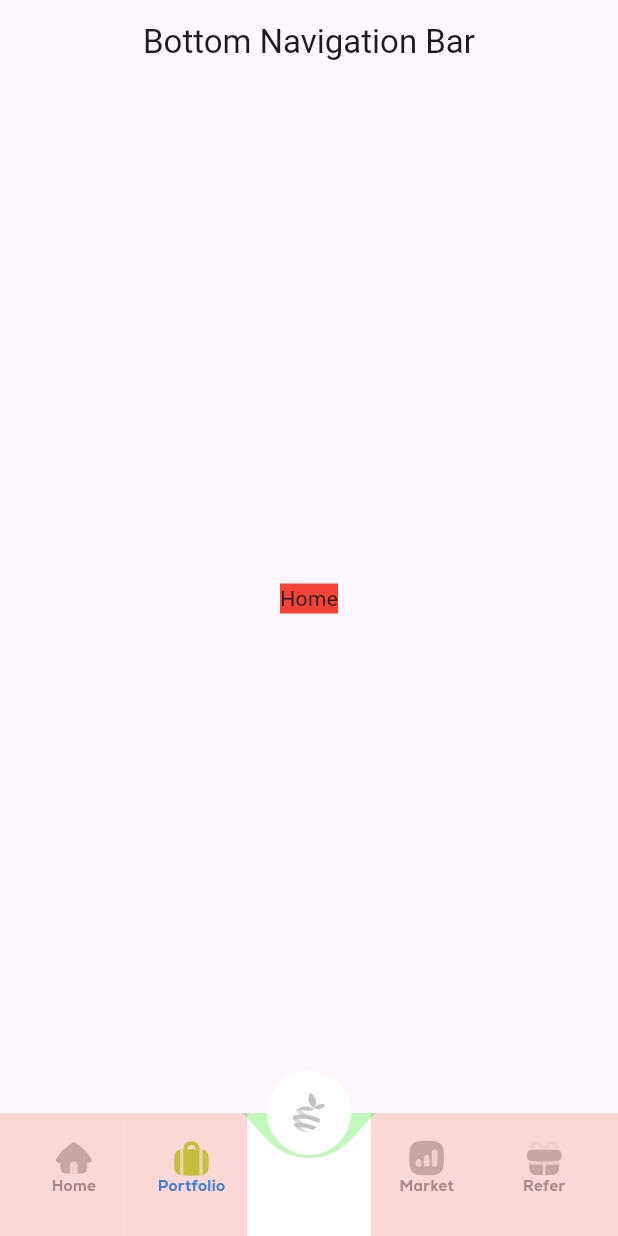
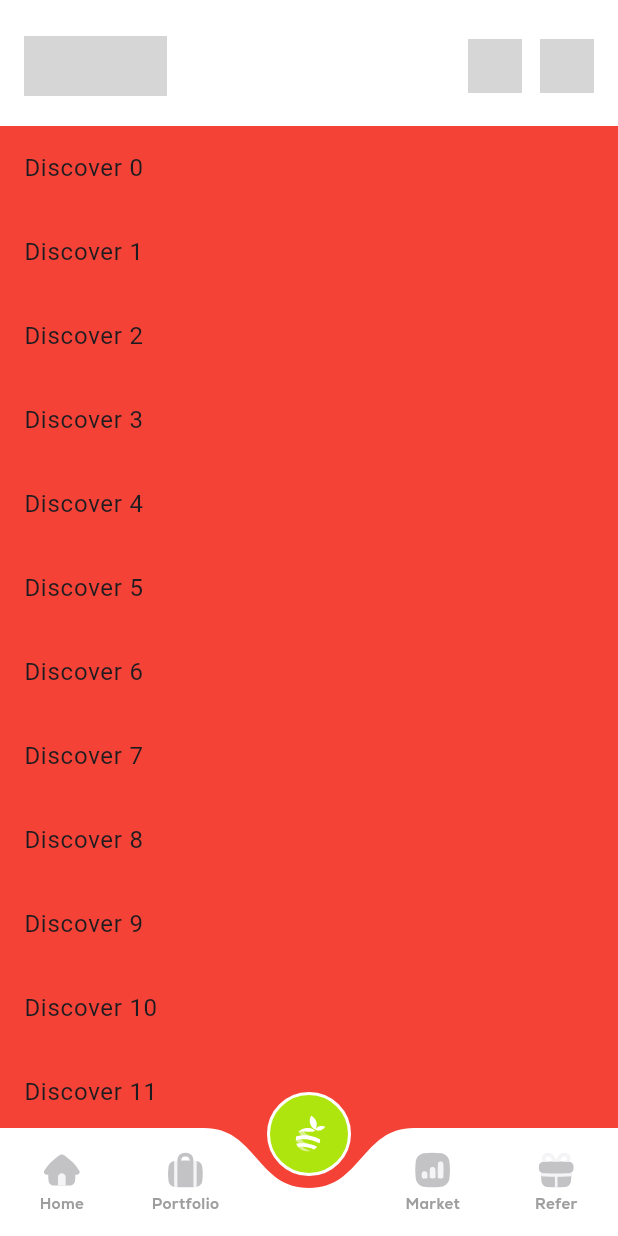
Before and after one commit to jaskaranpr/flutter-st, a Flutter app: the screen it shows after launch, swiped to page 3, on a phone screen of 412 x 824 dp. Run offline on Flutter 3.47's test engine with Material 3 defaults, Android fonts, the phone set to English and light mode, and no system bars; our stand-ins replace flutter_svg, lottie; generated files the repository leaves out were written again; network calls fail; grey boxes are pictures that could not be loaded.

Commit message:
fix: dashboard

```diff
--- a/lib/src/app.dart
+++ b/lib/src/app.dart
@@ -74,7 +74,7 @@ class MyApp extends StatelessWidget {
                     return const SampleItemDetailsView();
                   case SampleItemListView.routeName:
                   default:
-                    return const Dashboard();
+                    return const SafeArea(child: Dashboard());
                 }
               },
             );
--- /dev/null
+++ b/lib/src/components/header/header.dart
@@ -0,0 +1,46 @@
+import 'package:flutter/material.dart';
+
+class Header extends StatelessWidget {
+  final dynamic page;
+  const Header({super.key, this.page});
+
+  @override
+  Widget build(BuildContext context) {
+    return Container(
+      color: Colors.white,
+      padding: EdgeInsets.only(top: 24, left: 16, right: 16, bottom: 20),
+      child: Row(
+        mainAxisAlignment: MainAxisAlignment.spaceBetween,
+        crossAxisAlignment: CrossAxisAlignment.center,
+        children: [
+          Image.network(
+            'https://files.coinswitch.co/genesis-static-assets/assets/lemonn_light.png',
+            // 'https://picsum.photos/250?image=7',
+            width: 95,
+            height: 40,
+            fit: BoxFit.cover,
+          ),
+          Row(
+            children: [
+              Image.network(
+                'https://files.coinswitch.co/genesis-static-assets/assets/header_search_light.png',
+                // 'https://picsum.photos/250?image=8',
+                width: 36,
+                height: 36,
+                fit: BoxFit.cover,
+              ),
+              SizedBox(width: 12),
+              Image.network(
+                'https://files.coinswitch.co/genesis-static-assets/icons/general/png/smile_blue.png',
+                // 'https://picsum.photos/250?image=9',
+                width: 36,
+                height: 36,
+                fit: BoxFit.cover,
+              )
+            ],
+          ),
+        ],
+      ),
+    );
+  }
+}
--- a/lib/src/containers/dashboard.dart
+++ b/lib/src/containers/dashboard.dart
@@ -1,5 +1,10 @@
 import 'package:flutter/material.dart';
 import 'package:flutter/services.dart';
+import 'package:flutter_personal/src/containers/discover/discover.dart';
+import 'package:flutter_personal/src/containers/home/home.dart';
+import 'package:flutter_personal/src/containers/market/market.dart';
+import 'package:flutter_personal/src/containers/portfolio/portfolio.dart';
+import 'package:flutter_personal/src/containers/refer/refer.dart';
 import 'package:flutter_svg/svg.dart';
 import 'package:lottie/lottie.dart';
 
@@ -14,27 +19,88 @@ class _DashboardState extends State<Dashboard> {
   final PageController pageController = PageController(initialPage: 0);
   int _selectedIndex = 0;
 
+  final List<Map<String, String>> navigationItems = [
+    {
+      'label': 'Home',
+      'inActiveIcon': 'assets/svg/lemonn-home.svg',
+      'activeIcon': 'assets/lottie/Dark_Home.json',
+    },
+    {
+      'label': 'Portfolio',
+      'inActiveIcon': 'assets/svg/lemonn-portfolio.svg',
+      'activeIcon': 'assets/lottie/Dark_Portfolio.json',
+    },
+    {
+      'label': '',
+      'inActiveIcon': 'assets/svg/lemonn-discover.svg',
+      'activeIcon': 'assets/lottie/Dark_Discover.json',
+    },
+    {
+      'label': 'Market',
+      'inActiveIcon': 'assets/svg/lemonn-market.svg',
+      'activeIcon': 'assets/lottie/Dark_Market.json',
+    },
+    {
+      'label': 'Refer',
+      'inActiveIcon': 'assets/svg/lemonn-refer.svg',
+      'activeIcon': 'assets/lottie/Dark_Refer.json',
+    },
+  ];
+
+  List<Expanded> _buildBottomNavigationBarItems() {
+    return List.generate(navigationItems.length, (index) {
+      var isActive = _selectedIndex == index;
+      var label = navigationItems[index]['label']!;
+      var activeIcon = navigationItems[index]['activeIcon']!;
+      var inActiveIcon = navigationItems[index]['inActiveIcon']!;
+      if (label == '') {
+        return Expanded(child: SizedBox.shrink());
+      }
+      return Expanded(
+        child: GestureDetector(
+            behavior: HitTestBehavior.translucent,
+            onTap: () => _onItemTapped(index),
+            child: Column(
+              children: [
+                isActive
+                    ? Lottie.asset(activeIcon,
+                        width: 24, height: 24, repeat: false, fit: BoxFit.cover)
+                    : SvgPicture.asset(
+                        inActiveIcon,
+                        width: 24,
+                        height: 24,
+                      ),
+                Padding(
+                    padding: EdgeInsets.only(top: 4),
+                    child: Text(label,
+                        style: TextStyle(
+                          fontFamily: 'Nexa',
+                          fontSize: 10,
+                          fontWeight: FontWeight.w800,
+                          height: 1.2,
+                          textBaseline: TextBaseline.alphabetic,
+                          decorationThickness: 1.0,
+                          color: isActive ? Colors.black : Colors.grey,
+                        )))
+              ],
+            )),
+      );
+    });
+  }
+
   void _onItemTapped(int index) {
     HapticFeedback.lightImpact();
-    setState(() {
-      _selectedIndex = index;
     pageController.jumpToPage(index);
-    });
   }
 
   @override
   Widget build(BuildContext context) {
     return Scaffold(
-      appBar: AppBar(
-        title: const Text('Bottom Navigation Bar'),
-        centerTitle: true,
-      ),
-      body: PageView(
+      body: Stack(
+        children: [
+          PageView(
             controller: pageController,
             onPageChanged: (index) {
-          if (index == 2) {
-            return;
-          }
               setState(() {
                 _selectedIndex = index;
               });
@@ -42,18 +108,25 @@ class _DashboardState extends State<Dashboard> {
             clipBehavior: Clip.antiAlias,
             children: const <Widget>[
               Home(),
-          Center(
-            child: Home(),
+              Portfolio(),
+              Discover(),
+              Market(),
+              Refer(),
+            ],
           ),
-          Center(
-            child: Home(),
+          Positioned(
+              width: MediaQuery.of(context).size.width,
+              bottom: 0,
+              left: 0,
+              child: ClipPath(
+                clipBehavior: Clip.antiAlias,
+                clipper: CenterClipper(),
+                child: Container(
+                  color: Colors.white,
+                  padding: const EdgeInsets.only(top: 16, bottom: 16),
+                  child: Row(children: _buildBottomNavigationBarItems()),
                 ),
-          Center(
-            child: Home(),
-          ),
-          Center(
-            child: Home(),
-          ),
+              ))
         ],
       ),
       floatingActionButton: GestureDetector(
@@ -61,11 +134,11 @@ class _DashboardState extends State<Dashboard> {
         child: Container(
           width: 56,
           height: 56,
+          margin: const EdgeInsets.only(bottom: 40),
           decoration: BoxDecoration(
             color: _selectedIndex == 2 ? Color(0xFFAFE50E) : Colors.white,
             border: Border.all(color: Colors.white, width: 2),
-            borderRadius: BorderRadius.circular(
-                28), // 100% border radius for circular shape
+            borderRadius: BorderRadius.circular(28),
           ),
           child: Center(
             child: _selectedIndex == 2
@@ -81,187 +154,6 @@ class _DashboardState extends State<Dashboard> {
         ),
       ),
       floatingActionButtonLocation: FloatingActionButtonLocation.centerDocked,
-      bottomNavigationBar: Stack(children: [
-        Positioned(
-          left: 0,
-          right: 0,
-          bottom: 0,
-          height: 92,
-          child: Container(
-            decoration: BoxDecoration(
-              boxShadow: [
-                BoxShadow(
-                  color: const Color.fromARGB(70, 32, 255, 3),
-                  spreadRadius: 10,
-                  blurRadius: 10,
-                  offset: Offset(0, 0), // changes position of shadow
-                ),
-              ],
-            ),
-            child: ClipPath(
-              clipBehavior: Clip.antiAlias,
-              clipper: CenterClipper(),
-              child: Container(
-                color: Colors.white,
-                child: Padding(
-                  padding: const EdgeInsets.all(10),
-                  child: BottomNavigationBar(
-                    type: BottomNavigationBarType.fixed,
-                    currentIndex: _selectedIndex,
-                    selectedItemColor: Colors.blue,
-                    unselectedItemColor: Colors.grey,
-                    backgroundColor: Colors.transparent,
-                    elevation: 0,
-                    selectedFontSize: 10,
-                    selectedLabelStyle: const TextStyle(
-                      fontFamily: 'Nexa',
-                      fontSize: 10,
-                      fontWeight: FontWeight.w800,
-                      height: 1.2,
-                      textBaseline: TextBaseline.alphabetic,
-                      decorationThickness: 1.0,
-                      decorationColor: Colors.blue,
-                    ),
-                    unselectedLabelStyle: const TextStyle(
-                      fontFamily: 'Nexa',
-                      fontSize: 10,
-                      fontWeight: FontWeight.w800,
-                      height: 1.2,
-                      textBaseline: TextBaseline.alphabetic,
-                      decorationThickness: 1.0,
-                      decorationColor: Colors.grey,
-                    ),
-                    items: [
-                      BottomNavigationBarItem(
-                        icon: _selectedIndex == 0
-                            ? Lottie.asset('assets/lottie/Dark_Home.json',
-                                width: 24,
-                                height: 24,
-                                repeat: false,
-                                fit: BoxFit.cover)
-                            : SvgPicture.asset(
-                                'assets/svg/lemonn-home.svg',
-                                width: 24,
-                                height: 24,
-                              ),
-                        label: 'Home',
-                      ),
-                      BottomNavigationBarItem(
-                        icon: _selectedIndex == 1
-                            ? Lottie.asset('assets/lottie/Dark_Portfolio.json',
-                                width: 24,
-                                height: 24,
-                                repeat: false,
-                                fit: BoxFit.cover)
-                            : SvgPicture.asset(
-                                'assets/svg/lemonn-portfolio.svg',
-                                width: 24,
-                                height: 24,
-                              ),
-                        label: 'Portfolio',
-                      ),
-                      BottomNavigationBarItem(
-                        icon: SizedBox.shrink(),
-                        label: '',
-                      ),
-                      BottomNavigationBarItem(
-                        icon: _selectedIndex == 3
-                            ? Lottie.asset('assets/lottie/Dark_Market.json',
-                                width: 24,
-                                height: 24,
-                                repeat: false,
-                                fit: BoxFit.cover)
-                            : SvgPicture.asset(
-                                'assets/svg/lemonn-market.svg',
-                                width: 24,
-                                height: 24,
-                              ),
-                        label: 'Market',
-                      ),
-                      BottomNavigationBarItem(
-                        icon: _selectedIndex == 4
-                            ? Lottie.asset('assets/lottie/Dark_Refer.json',
-                                width: 24,
-                                height: 24,
-                                repeat: false,
-                                fit: BoxFit.cover)
-                            : SvgPicture.asset(
-                                'assets/svg/lemonn-refer.svg',
-                                width: 24,
-                                height: 24,
-                              ),
-                        label: 'Refer',
-                      ),
-                    ],
-                  ),
-                ),
-              ),
-            ),
-          ),
-        ),
-        Container(
-          height: 82,
-          child: Positioned.fill(
-            child: Row(
-              mainAxisAlignment: MainAxisAlignment.spaceAround,
-              children: [
-                Expanded(
-                  child: GestureDetector(
-                    onTap: () => _onItemTapped(0),
-                    child: Container(
-                      color: const Color.fromARGB(41, 231, 15, 0),
-                    ),
-                  ),
-                ),
-                Expanded(
-                  child: GestureDetector(
-                    onTap: () => _onItemTapped(1),
-                    child: Container(
-                      color: const Color.fromARGB(41, 231, 15, 0),
-                    ),
-                  ),
-                ),
-                Expanded(
-                  child: GestureDetector(
-                    onTap: () => _onItemTapped(2),
-                    child: Container(
-                      color: Colors.transparent,
-                    ),
-                  ), // Empty space for the FAB
-                ),
-                Expanded(
-                  child: GestureDetector(
-                    onTap: () => _onItemTapped(3),
-                    child: Container(
-                      color: const Color.fromARGB(41, 231, 15, 0),
-                    ),
-                  ),
-                ),
-                Expanded(
-                  child: GestureDetector(
-                    onTap: () => _onItemTapped(4),
-                    child: Container(
-                      color: const Color.fromARGB(41, 231, 15, 0),
-                    ),
-                  ),
-                ),
-              ],
-            ),
-          ),
-        )
-      ]),
-    );
-  }
-}
-
-class Home extends StatelessWidget {
-  const Home({Key? key}) : super(key: key);
-
-  @override
-  Widget build(BuildContext context) {
-    return Container(
-      color: Colors.red,
-      child: Text('Home'),
     );
   }
 }
--- /dev/null
+++ b/lib/src/containers/discover/discover.dart
@@ -0,0 +1,27 @@
+import 'package:flutter/material.dart';
+import 'package:flutter_personal/src/components/header/header.dart';
+
+class Discover extends StatelessWidget {
+  const Discover({super.key});
+
+  @override
+  Widget build(BuildContext context) {
+    return Container(
+        color: Colors.red,
+        child: Column(
+          children: [
+            Header(page: "Discover"),
+            Expanded(
+              child: ListView.builder(
+                itemCount: 20,
+                itemBuilder: (context, index) {
+                  return ListTile(
+                    title: Text('Discover $index'),
+                  );
+                },
+              ),
+            ),
+          ],
+        ));
+  }
+}
--- /dev/null
+++ b/lib/src/containers/home/home.dart
@@ -0,0 +1,27 @@
+import 'package:flutter/material.dart';
+import 'package:flutter_personal/src/components/header/header.dart';
+
+class Home extends StatelessWidget {
+  const Home({super.key});
+
+  @override
+  Widget build(BuildContext context) {
+    return Container(
+        color: Colors.red,
+        child: Column(
+          children: [
+            Header(page: "Home"),
+            Expanded(
+              child: ListView.builder(
+                itemCount: 20,
+                itemBuilder: (context, index) {
+                  return ListTile(
+                    title: Text('Home $index'),
+                  );
+                },
+              ),
+            ),
+          ],
+        ));
+  }
+}
--- /dev/null
+++ b/lib/src/containers/market/market.dart
@@ -0,0 +1,27 @@
+import 'package:flutter/material.dart';
+import 'package:flutter_personal/src/components/header/header.dart';
+
+class Market extends StatelessWidget {
+  const Market({super.key});
+
+  @override
+  Widget build(BuildContext context) {
+    return Container(
+        color: Colors.red,
+        child: Column(
+          children: [
+            Header(page: "Market"),
+            Expanded(
+              child: ListView.builder(
+                itemCount: 20,
+                itemBuilder: (context, index) {
+                  return ListTile(
+                    title: Text('Market $index'),
+                  );
+                },
+              ),
+            ),
+          ],
+        ));
+  }
+}
--- /dev/null
+++ b/lib/src/containers/portfolio/portfolio.dart
@@ -0,0 +1,27 @@
+import 'package:flutter/material.dart';
+import 'package:flutter_personal/src/components/header/header.dart';
+
+class Portfolio extends StatelessWidget {
+  const Portfolio({super.key});
+
+  @override
+  Widget build(BuildContext context) {
+    return Container(
+        color: Colors.red,
+        child: Column(
+          children: [
+            Header(page: "Portfolio"),
+            Expanded(
+              child: ListView.builder(
+                itemCount: 20,
+                itemBuilder: (context, index) {
+                  return ListTile(
+                    title: Text('Portfolio $index'),
+                  );
+                },
+              ),
+            ),
+          ],
+        ));
+  }
+}
--- /dev/null
+++ b/lib/src/containers/refer/refer.dart
@@ -0,0 +1,27 @@
+import 'package:flutter/material.dart';
+import 'package:flutter_personal/src/components/header/header.dart';
+
+class Refer extends StatelessWidget {
+  const Refer({super.key});
+
+  @override
+  Widget build(BuildContext context) {
+    return Container(
+        color: Colors.red,
+        child: Column(
+          children: [
+            Header(page: "Refer"),
+            Expanded(
+              child: ListView.builder(
+                itemCount: 20,
+                itemBuilder: (context, index) {
+                  return ListTile(
+                    title: Text('Refer $index'),
+                  );
+                },
+              ),
+            ),
+          ],
+        ));
+  }
+}
```
Also changed, not shown: 1 other file. Lines whose indentation alone changed are shown as unchanged.
